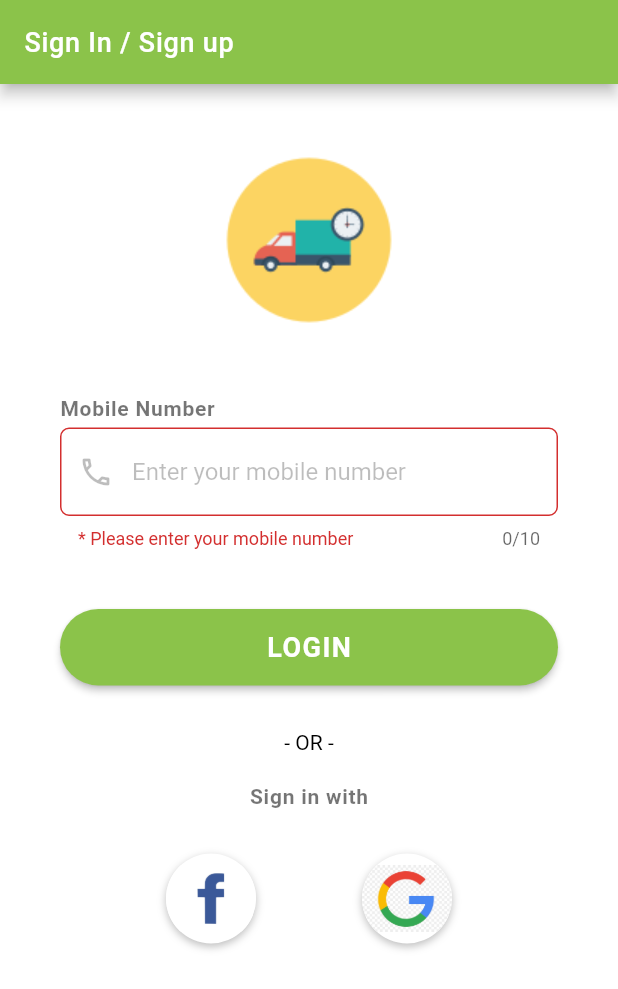
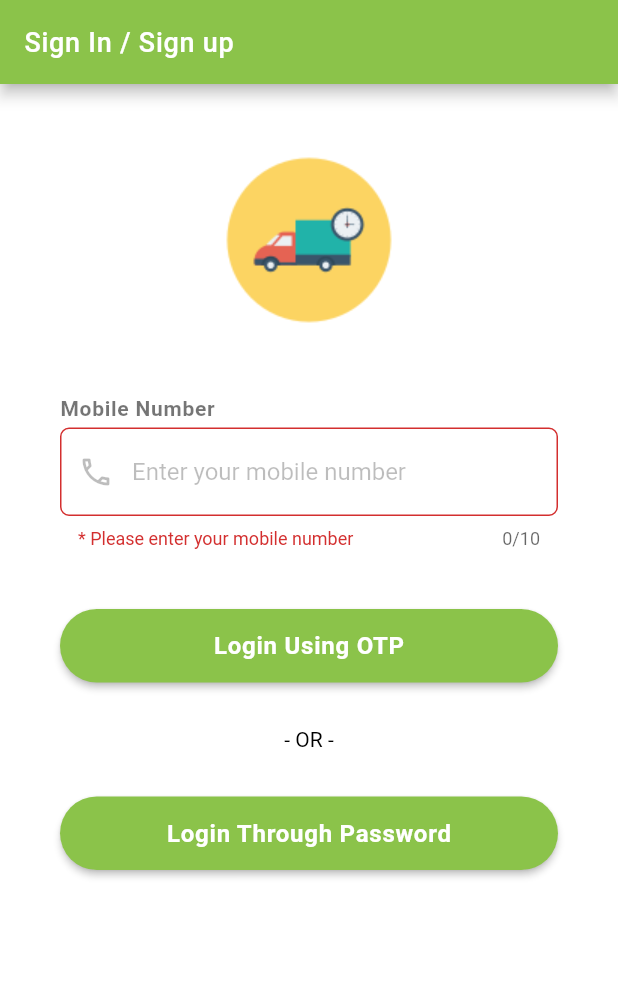
Before and after one commit to priya96501/flutter_app, a Flutter app: the screen it shows after launch, after a tap on "CONTINUE", on a phone screen of 412 x 824 dp. Shown: the top 989 px of the screen. Run offline on Flutter 3.47's test engine with Material 2 defaults, Android fonts, the phone set to English and light mode, and no system bars; our stand-ins replace carousel_slider, form_field_validator, shared_preferences, webview_flutter; missing offline and left inert: dart:ffi; network calls fail; Roboto replaces fonts that are missing (OpenSans).

Commit message:
login through password updated

```diff
--- a/lib/screens/login.dart
+++ b/lib/screens/login.dart
@@ -15,15 +15,18 @@ class _LoginScreenState extends State<LoginScreen> {
   bool _rememberMe = false;
   GlobalKey<FormState> formkey = GlobalKey<FormState>();
   GlobalKey<FormState> formkey2 = GlobalKey<FormState>();
+  GlobalKey<FormState> formkey3 = GlobalKey<FormState>();
   bool _isLoading = false;
   bool _enable_mobile = true;
   bool viewVisible = false;
   bool viewVisibleCheckUSer = true;
   bool viewVisibleChangeNumber = false;
+  bool viewVisiblePassword = false;
   bool _isLogin = false;
   String? user_id;
   final TextEditingController mobileController = new TextEditingController();
   final TextEditingController otpController = new TextEditingController();
+  final TextEditingController passwordController = new TextEditingController();
 
   void showWidget() {
     setState(() {
@@ -34,6 +37,18 @@ class _LoginScreenState extends State<LoginScreen> {
   void hideChangeNumberWidget() {
     setState(() {
       viewVisibleChangeNumber = false;
+    });
+  }
+
+  void showWidgetPassword() {
+    setState(() {
+      viewVisiblePassword = true;
+    });
+  }
+
+  void hidePasswordWidget() {
+    setState(() {
+      viewVisiblePassword = false;
     });
   }
 
@@ -61,10 +76,10 @@ class _LoginScreenState extends State<LoginScreen> {
     });
   }
 
-  Future<void> _checkUser(String mobile) async {
+  Future<void> _checkUser(String mobile, String type) async {
     String baseUrl =
         "https://www.drugvillatechnologies.com/aaram/api/checkuser.php?";
-    String finalUrl = baseUrl + "mobile=" + mobile + "&type=otp";
+    String finalUrl = baseUrl + "mobile=" + mobile + "&type=" + type;
     var jsonResponse = null;
     var response = await http.post(Uri.parse(finalUrl), headers: {
       "Accept": "application/json",
@@ -92,6 +107,11 @@ class _LoginScreenState extends State<LoginScreen> {
           print(_isLogin);
         }
 
+        showChangeNumberWidget(); // show change number button
+        hideWidgetCheck(); // hide check user button
+        _enable_mobile = false; // disable mobile textfield
+
+        if (type == "otp") {
           final snackBar = SnackBar(
             behavior: SnackBarBehavior.floating,
             backgroundColor: Colors.lightGreen,
@@ -111,9 +131,9 @@ class _LoginScreenState extends State<LoginScreen> {
           );
           ScaffoldMessenger.of(context).showSnackBar(snackBar);
           showWidget(); // show verify otp view
-        showChangeNumberWidget(); // show change number button
-        hideWidgetCheck(); // hide check user button
-        _enable_mobile = false; // disable mobile textfield
+        } else {
+          showWidgetPassword();
+        }
       }
     } else {
       setState(() {
@@ -182,17 +202,20 @@ class _LoginScreenState extends State<LoginScreen> {
     }
   }
 
-  Future<void> loginApi(String text, String mobile) async {
+  Future<void> loginApi(String text, String mobile, String type) async {
     String baseUrl =
         "https://www.drugvillatechnologies.com/aaram/api/login.php?";
     String finalUrl = baseUrl +
         "mobile=" +
         mobile +
-        "&otp=" +
+        "&" +
+        type +
+        "=" +
         text +
         "&user_id=" +
         user_id! +
-        "&type=otp";
+        "&type=" +
+        type;
     var jsonResponse = null;
     var response = await http.post(Uri.parse(finalUrl), headers: {
       "Accept": "application/json",
@@ -380,6 +403,47 @@ class _LoginScreenState extends State<LoginScreen> {
     );
   }
 
+  Widget _buildPasswordWidget() {
+    return Column(
+      crossAxisAlignment: CrossAxisAlignment.start,
+      children: <Widget>[
+        Text(
+          'Password',
+          textAlign: TextAlign.left,
+          style: kLabelStyle,
+        ),
+        SizedBox(height: 5.0),
+        Container(
+          child: TextFormField(
+              controller: passwordController,
+              obscureText: true,
+              cursorColor: Colors.lightGreen,
+              maxLines: 1,
+              maxLength: 16,
+              style: TextStyle(
+                color: Colors.black54,
+                fontFamily: 'OpenSans',
+              ),
+              decoration: InputDecoration(
+                border: OutlineInputBorder(
+                    borderRadius: BorderRadius.circular(6.0)),
+                prefixIcon: Icon(
+                  Icons.password,
+                  color: Colors.black26,
+                ),
+                hintText: 'Enter your password',
+                hintStyle: kHintTextStyle,
+              ),
+              validator: MultiValidator([
+                RequiredValidator(errorText: "* Please enter your password"),
+                MinLengthValidator(6,
+                    errorText: 'Password should be 6 characters long.')
+              ])),
+        ),
+      ],
+    );
+  }
+
   Widget _buildOTPWidget() {
     return Column(
       children: <Widget>[
@@ -506,7 +570,7 @@ class _LoginScreenState extends State<LoginScreen> {
               _isLoading = true;
             });
             if (_isLogin) {
-              loginApi(otpController.text, mobileController.text);
+              loginApi(otpController.text, mobileController.text, "otp");
             } else {
               signupApi(otpController.text, mobileController.text);
             }
@@ -535,23 +599,23 @@ class _LoginScreenState extends State<LoginScreen> {
     );
   }
 
-  Widget _buildCheckUserButton() {
+  Widget _buildPasswordLoginButton() {
     return Container(
-      padding: EdgeInsets.symmetric(vertical: 30.0),
+      padding: EdgeInsets.symmetric(vertical: 25.0),
       width: double.infinity,
       child: RaisedButton(
         elevation: 2.0,
         onPressed: () {
-          if (formkey.currentState!.validate()) {
+          if (formkey3.currentState!.validate()) {
             setState(() {
               _isLoading = true;
             });
-            _checkUser(mobileController.text);
+            loginApi(
+                passwordController.text, mobileController.text, "password");
             print("Validated");
           } else {
             print("Not Validated");
           }
-          // addStringToSF('IS_LOGIN', 'AARAAM');
         },
         padding: EdgeInsets.all(15.0),
         shape: RoundedRectangleBorder(
@@ -572,6 +636,78 @@ class _LoginScreenState extends State<LoginScreen> {
     );
   }
 
+  Widget _buildCheckUserButton() {
+    return Container(
+      padding: EdgeInsets.symmetric(vertical: 30.0),
+      width: double.infinity,
+      child: RaisedButton(
+        elevation: 2.0,
+        onPressed: () {
+          if (formkey.currentState!.validate()) {
+            setState(() {
+              _isLoading = true;
+            });
+            _checkUser(mobileController.text, "otp");
+            print("Validated");
+          } else {
+            print("Not Validated");
+          }
+        },
+        padding: EdgeInsets.all(15.0),
+        shape: RoundedRectangleBorder(
+          borderRadius: BorderRadius.circular(30.0),
+        ),
+        color: Colors.lightGreen,
+        child: Text(
+          'Login Using OTP',
+          style: TextStyle(
+            color: Colors.white,
+            letterSpacing: 0.5,
+            fontSize: 16.0,
+            fontWeight: FontWeight.bold,
+            fontFamily: 'OpenSans',
+          ),
+        ),
+      ),
+    );
+  }
+
+  Widget _buildPasswordButton() {
+    return Container(
+      padding: EdgeInsets.symmetric(vertical: 30.0),
+      width: double.infinity,
+      child: RaisedButton(
+        elevation: 2.0,
+        onPressed: () {
+          if (formkey.currentState!.validate()) {
+            setState(() {
+              _isLoading = true;
+            });
+            _checkUser(mobileController.text, "password");
+            print("Validated");
+          } else {
+            print("Not Validated");
+          }
+        },
+        padding: EdgeInsets.all(15.0),
+        shape: RoundedRectangleBorder(
+          borderRadius: BorderRadius.circular(30.0),
+        ),
+        color: Colors.lightGreen,
+        child: Text(
+          'Login Through Password',
+          style: TextStyle(
+            color: Colors.white,
+            letterSpacing: 0.5,
+            fontSize: 16.0,
+            fontWeight: FontWeight.bold,
+            fontFamily: 'OpenSans',
+          ),
+        ),
+      ),
+    );
+  }
+
   Widget _buildSignInWithText() {
     return Column(
       children: <Widget>[
@@ -582,11 +718,11 @@ class _LoginScreenState extends State<LoginScreen> {
             fontWeight: FontWeight.w400,
           ),
         ),
-        SizedBox(height: 20.0),
-        Text(
+        //SizedBox(height: 20.0),
+        /* Text(
           'Sign in with',
           style: kLabelStyle,
-        ),
+        ),*/
       ],
     );
   }
@@ -737,6 +873,8 @@ class _LoginScreenState extends State<LoginScreen> {
                                           child: Container(
                                               child: Column(children: <Widget>[
                                             _buildCheckUserButton(),
+                                            _buildSignInWithText(),
+                                            _buildPasswordButton(),
                                           ])))
                                     ]))),
                             Visibility(
@@ -756,8 +894,25 @@ class _LoginScreenState extends State<LoginScreen> {
                                               SizedBox(height: 10.0),
                                               _buildVerifyButton(),
                                             ])))),
-                            _buildSignInWithText(),
-                            _buildSocialBtnRow(),
+                            Visibility(
+                                maintainAnimation: true,
+                                maintainState: true,
+                                visible: viewVisiblePassword,
+                                child: Container(
+                                    child: Form(
+                                        autovalidate: true,
+                                        //check for validation while typing
+                                        key: formkey3,
+                                        child: Column(
+                                            crossAxisAlignment:
+                                                CrossAxisAlignment.start,
+                                            children: <Widget>[
+                                              _buildPasswordWidget(),
+                                              SizedBox(height: 10.0),
+                                              _buildPasswordLoginButton(),
+                                            ])))),
+                            /*_buildSignInWithText(),*/
+                            /*  _buildSocialBtnRow(),*/
                             /*_buildSignupBtn(),*/
                           ],
                         ),
```
Also changed, not shown: lib/screens/bookings.dart (+22 -0 lines), 2 other files. Lines whose indentation alone changed are shown as unchanged.
